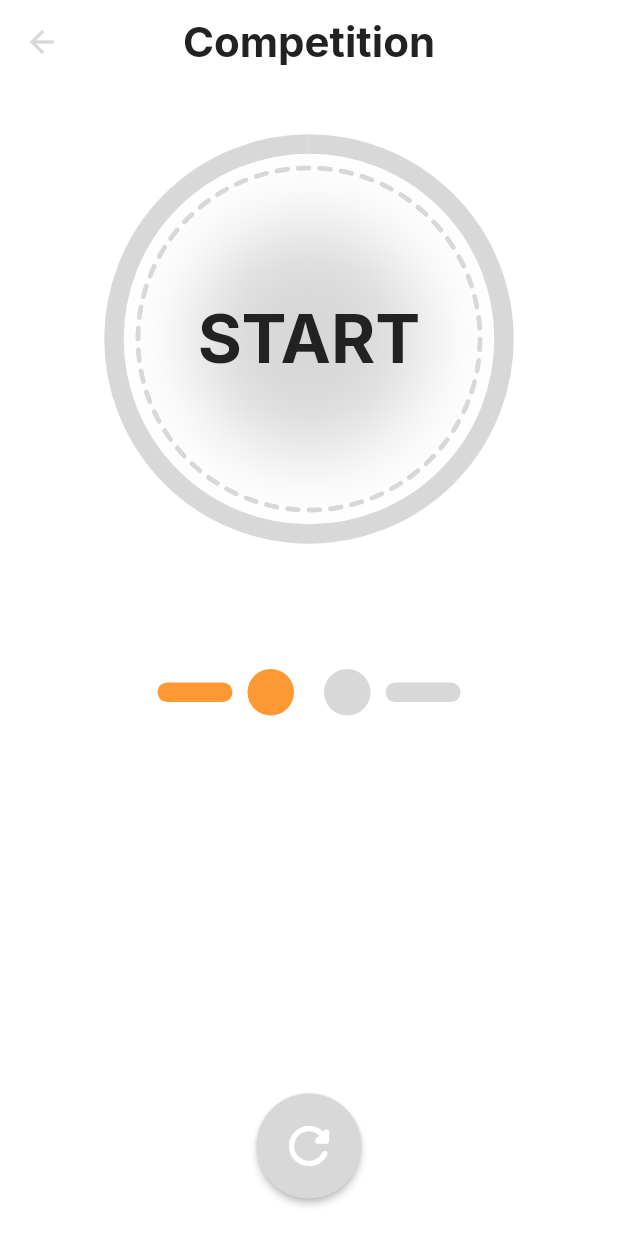
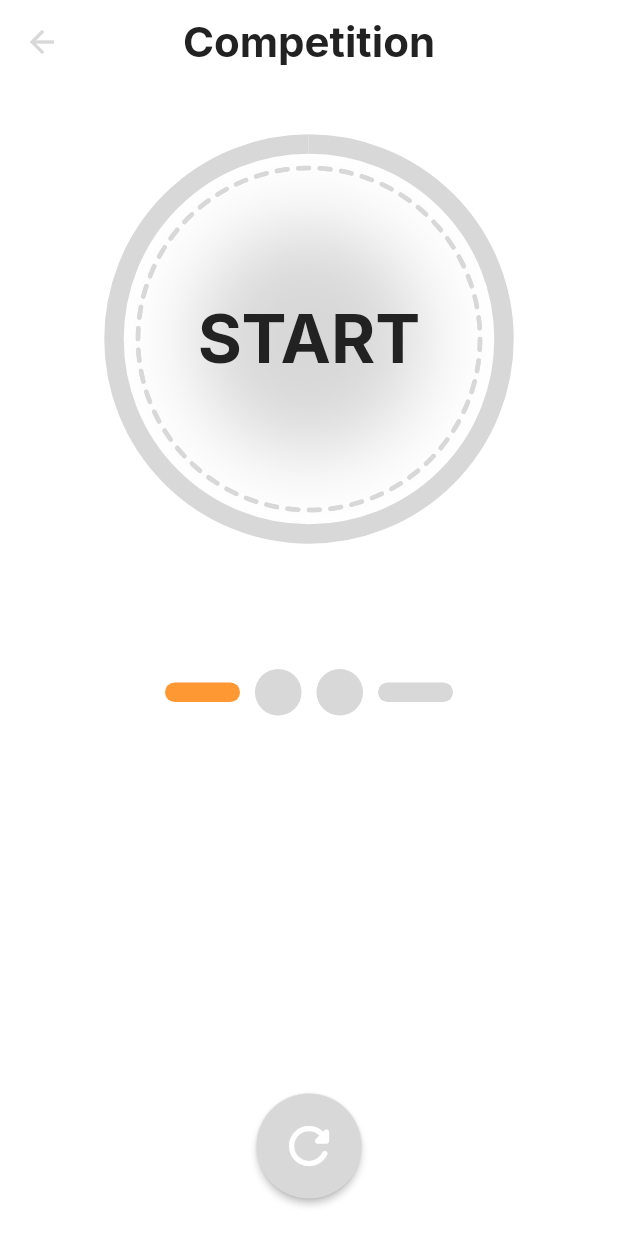
Before and after one commit to ArmFightHelper/ArmFightFlutterApp, a Flutter app: the CompetitionScreen screen opened directly, after a tap on "START", after a tap on the "refresh" icon, on a phone screen of 412 x 824 dp. Run offline on Flutter 3.47's test engine with Material 3 defaults, Android fonts, the phone set to English and light mode, and no system bars; our stand-ins replace flutter_riverpod, google_fonts; missing offline and left inert: pausable_timer.

Commit message:
+ Round indicator and progression ~ Improved naming ~ Phase controller state fix - Unused imports

```diff
--- a/lib/constants.dart
+++ b/lib/constants.dart
@@ -1,7 +1,6 @@
 import 'dart:ui';
 
 import 'package:arm_fight_helper/theme.dart';
-import 'package:flutter/cupertino.dart';
 import 'package:flutter/material.dart';
 
 enum Phases {
--- a/lib/providers/indicator_phase.dart
+++ b/lib/providers/phase_controller.dart
@@ -1,16 +1,27 @@
+import 'package:arm_fight_helper/providers/rounds_controller.dart';
 import 'package:flutter/material.dart';
 import 'package:arm_fight_helper/constants.dart';
 import 'package:flutter_riverpod/flutter_riverpod.dart';
 
 final startIndicatorPhaseProvider = ChangeNotifierProvider<StartIndicatorPhaseNotifier>((ref) {
-  return StartIndicatorPhaseNotifier();
+  return StartIndicatorPhaseNotifier(ref.watch(roundsControllerProvider));
 });
 
 class StartIndicatorPhaseNotifier extends ChangeNotifier {
   static const List<Phases> phasesSequence = [Phases.start, Phases.preparation, Phases.ready, Phases.go];
   int _currentPhaseIndex = 0;
+  final RoundsController _roundsController;
+  bool _isDisposed = false;
 
   get currentPhase => phasesSequence[_currentPhaseIndex];
+
+  StartIndicatorPhaseNotifier(this._roundsController);
+
+  @override
+  void dispose() {
+    _isDisposed = true;
+    super.dispose();
+  }
 
   void nextPhase() {
     if (_currentPhaseIndex + 1 >= phasesSequence.length) {
@@ -18,7 +29,7 @@ class StartIndicatorPhaseNotifier extends ChangeNotifier {
     }
 
     _currentPhaseIndex++;
-    notifyListeners();
+    _safeNotifyListeners();
   }
 
   void previousPhase() {
@@ -27,11 +38,23 @@ class StartIndicatorPhaseNotifier extends ChangeNotifier {
     }
 
     _currentPhaseIndex--;
-    notifyListeners();
+    _safeNotifyListeners();
   }
 
-  void reset() {
+  void endCurrentRound() {
     _currentPhaseIndex = 0;
-    notifyListeners();
+    _roundsController.endRound(winner: "winner");
+    _safeNotifyListeners();
+  }
+
+  void resetRound() {
+    _currentPhaseIndex = 0;
+    _safeNotifyListeners();
+  }
+
+  void _safeNotifyListeners() {
+    if (!_isDisposed) {
+      notifyListeners();
+    }
   }
 }
--- /dev/null
+++ b/lib/providers/rounds_controller.dart
@@ -0,0 +1,47 @@
+import 'package:flutter/material.dart';
+import 'package:flutter_riverpod/flutter_riverpod.dart';
+import '../models/round_model.dart';
+
+final roundsControllerProvider = ChangeNotifierProvider<RoundsController>((ref) {
+  return RoundsController(roundsNum: 2);
+});
+
+class RoundsController extends ChangeNotifier {
+  final List<Round> _rounds = [];
+  late int _currentRoundIndex;
+
+  RoundsController({required int roundsNum}) {
+    _currentRoundIndex = 0;
+    for (int i = 0; i < roundsNum; i++) {
+      _rounds.add(Round(false, "None"));
+    }
+  }
+
+  int get currentRoundIndex => _currentRoundIndex;
+  int get roundsNum => _rounds.length;
+
+  // TODO: initialize rounds with constructor (parse roundsNum from settings)
+
+  Round getRound(int index) {
+    return _rounds[index];
+  }
+
+  // void initialize({required int roundsNum}) {
+  //   print("init");
+  //   _currentRoundIndex = 0;
+  //   for (int i = 0; i < roundsNum; i++) {
+  //     _rounds.add(Round(false, "None"));
+  //   }
+  // }
+
+  void endRound({required String winner}) {
+    _rounds[_currentRoundIndex].isEnded = true;
+    _rounds[_currentRoundIndex].winner = winner;
+    _currentRoundIndex++;
+    notifyListeners();
+  }
+
+
+
+
+}
--- a/lib/providers/timer.dart
+++ b/lib/providers/timer_controller.dart
@@ -1,8 +1,8 @@
-import 'package:arm_fight_helper/providers/random_timer.dart';
+import 'package:arm_fight_helper/providers/random_timer_controller.dart';
 import 'package:flutter/material.dart';
 import 'package:flutter_riverpod/flutter_riverpod.dart';
 import 'package:pausable_timer/pausable_timer.dart';
-import 'indicator_phase.dart';
+import 'phase_controller.dart';
 
 final timerProvider = ChangeNotifierProvider<TimerNotifier>((ref) {
   return TimerNotifier(
--- a/lib/screeens/competition_screen.dart
+++ b/lib/screeens/competition_screen.dart
@@ -1,10 +1,10 @@
-import 'package:arm_fight_helper/widgets/pause_button.dart';
-import 'package:arm_fight_helper/widgets/rounds.dart';
+import 'package:arm_fight_helper/widgets/restart_button_widget.dart';
+import 'package:arm_fight_helper/widgets/rounds_indicator_widget.dart';
 import 'package:flutter/material.dart';
 import 'package:flutter/src/widgets/framework.dart';
 import 'package:flutter_riverpod/flutter_riverpod.dart';
 import 'package:google_fonts/google_fonts.dart';
-import 'package:arm_fight_helper/widgets/start_indicator.dart';
+import 'package:arm_fight_helper/widgets/start_indicator_widget.dart';
 
 class CompetitionScreen extends ConsumerWidget {
   const CompetitionScreen({super.key});
--- a/lib/src/colors.dart
+++ b/lib/src/colors.dart
@@ -1,5 +1,4 @@
 import 'dart:ui';
-import 'package:flutter/cupertino.dart';
 import 'package:flutter/material.dart';
 
 abstract class DarkThemeColors {
--- a/lib/widgets/pause_button.dart
+++ b/lib/widgets/restart_button_widget.dart
@@ -1,7 +1,7 @@
-import 'package:arm_fight_helper/providers/indicator_phase.dart';
-import 'package:arm_fight_helper/providers/timer.dart';
+import 'package:arm_fight_helper/providers/phase_controller.dart';
+import 'package:arm_fight_helper/providers/random_timer_controller.dart';
+import 'package:arm_fight_helper/providers/timer_controller.dart';
 import 'package:flutter/material.dart';
-import 'package:flutter/src/widgets/framework.dart';
 import 'package:flutter_riverpod/flutter_riverpod.dart';
 
 import '../constants.dart';
@@ -20,12 +20,12 @@ class PauseButtonWidget extends ConsumerWidget {
           switch (currentPhase) {
             case Phases.preparation:
               ref.read(timerProvider).stopTimer();
-              ref.read(startIndicatorPhaseProvider).reset();
+              ref.read(startIndicatorPhaseProvider).resetRound();
               break;
             case Phases.ready:
               break;
             case Phases.go:
-              ref.read(startIndicatorPhaseProvider).reset();
+              ref.read(startIndicatorPhaseProvider).endCurrentRound();
               break;
             default:
               break;
--- a/lib/widgets/rounds.dart
+++ /dev/null
@@ -1,80 +0,0 @@
-import 'package:arm_fight_helper/theme.dart';
-import 'package:flutter/cupertino.dart';
-import 'package:flutter/material.dart';
-import 'package:flutter/src/widgets/framework.dart';
-import 'package:flutter_riverpod/flutter_riverpod.dart';
-
-class RoundsWidget extends ConsumerWidget {
-  const RoundsWidget({super.key});
-
-  @override
-  Widget build(BuildContext context, WidgetRef ref) {
-    return Padding(
-      padding: const EdgeInsets.fromLTRB(20, 90, 20, 0),
-      child: Row(
-        mainAxisSize: MainAxisSize.min,
-
-        children: [
-          Container(
-            width: 50,
-            height: 13,
-            decoration: BoxDecoration(
-              border: Border.all(
-                color: Colors.transparent
-              ),
-              borderRadius: BorderRadius.circular(15),
-              color: Theme.of(context).extension<ThemeColors>()!.readyColor
-            ),
-          ),
-
-          const SizedBox(width: 10),
-
-          Row(
-            children: [
-              Container(
-                width: 31,
-                height: 31,
-                decoration: BoxDecoration(
-                  shape: BoxShape.circle,
-                  color: Theme.of(context).extension<ThemeColors>()!.readyColor
-                ),
-              ),
-
-              const SizedBox(width: 20),
-
-              Container(
-                width: 31,
-                height: 31,
-                decoration: BoxDecoration(
-                    shape: BoxShape.circle,
-                    color: Theme.of(context).colorScheme.onSurface
-                ),
-              ),
-            ],
-
-
-          ),
-
-          const SizedBox(width: 10),
-          Container(
-            width: 50,
-            height: 13,
-            decoration: BoxDecoration(
-                border: Border.all(
-                    color: Colors.transparent
-                ),
-                borderRadius: BorderRadius.circular(15),
-                color: Theme.of(context).colorScheme.onSurface
-            ),
-          ),
-
-
-        ],
-
-
-      ),
-
-    );
-  }
-
-}
--- /dev/null
+++ b/lib/widgets/rounds_indicator_widget.dart
@@ -0,0 +1,106 @@
+import 'package:arm_fight_helper/providers/rounds_controller.dart';
+import 'package:arm_fight_helper/theme.dart';
+import 'package:flutter/material.dart';
+import 'package:flutter_riverpod/flutter_riverpod.dart';
+
+class RoundsWidget extends ConsumerWidget {
+  const RoundsWidget({super.key});
+
+  @override
+  Widget build(BuildContext context, WidgetRef ref) {
+    int roundsNum = 2;
+
+    // ref.read(roundsControllerProvider).initialize(roundsNum: roundsNum);
+
+    return Padding(
+      padding: const EdgeInsets.fromLTRB(20, 90, 20, 0),
+      child: Row(
+        mainAxisSize: MainAxisSize.min,
+
+        children: [
+          Container(
+            width: 50,
+            height: 13,
+            decoration: BoxDecoration(
+              border: Border.all(
+                color: Colors.transparent
+              ),
+              borderRadius: BorderRadius.circular(15),
+              color: Theme.of(context).extension<ThemeColors>()!.readyColor
+            ),
+          ),
+
+          const SizedBox(width: 10),
+
+          Wrap(
+            spacing: 10,
+            children: List<Widget>.generate(
+                roundsNum,
+                (int index) {
+                  return Container(
+                    width: 31,
+                    height: 31,
+                    decoration: BoxDecoration(
+                        shape: BoxShape.circle,
+                        color: ref.watch(roundsControllerProvider).getRound(index).isEnded
+                            ? Theme.of(context).extension<ThemeColors>()!.readyColor
+                            : Theme.of(context).colorScheme.onSurface
+                    ),
+
+                  );
+
+                }
+            ),
+          ),
+
+          // Row(
+          //   children: [
+          //     Container(
+          //       width: 31,
+          //       height: 31,
+          //       decoration: BoxDecoration(
+          //         shape: BoxShape.circle,
+          //         color: Theme.of(context).extension<ThemeColors>()!.readyColor
+          //       ),
+          //     ),
+          //
+          //     const SizedBox(width: 20),
+          //
+          //     Container(
+          //       width: 31,
+          //       height: 31,
+          //       decoration: BoxDecoration(
+          //           shape: BoxShape.circle,
+          //           color: Theme.of(context).colorScheme.onSurface
+          //       ),
+          //     ),
+          //   ],
+          //
+          //
+          // ),
+
+          const SizedBox(width: 10),
+          Container(
+            width: 50,
+            height: 13,
+            decoration: BoxDecoration(
+                border: Border.all(
+                    color: Colors.transparent
+                ),
+                borderRadius: BorderRadius.circular(15),
+                color: ref.watch(roundsControllerProvider).currentRoundIndex == ref.watch(roundsControllerProvider).roundsNum
+                    ? Theme.of(context).extension<ThemeColors>()!.readyColor
+                    : Theme.of(context).colorScheme.onSurface
+            ),
+          ),
+
+
+        ],
+
+
+      ),
+
+    );
+  }
+
+}
--- a/lib/widgets/start_indicator.dart
+++ b/lib/widgets/start_indicator_widget.dart
@@ -1,6 +1,7 @@
 import 'dart:math';
-import 'package:arm_fight_helper/providers/indicator_phase.dart';
-import 'package:arm_fight_helper/providers/timer.dart';
+import 'package:arm_fight_helper/providers/phase_controller.dart';
+import 'package:arm_fight_helper/providers/rounds_controller.dart';
+import 'package:arm_fight_helper/providers/timer_controller.dart';
 import 'package:flutter/src/widgets/framework.dart';
 import 'package:flutter_riverpod/flutter_riverpod.dart';
 import 'package:flutter/material.dart';
@@ -17,7 +18,9 @@ class StartIndicatorWidget extends ConsumerWidget {
   Widget build(BuildContext context, WidgetRef ref) {
     return GestureDetector(
       onTap: () {
-        if (ref.watch(startIndicatorPhaseProvider).currentPhase == Phases.start) {
+        if (ref.watch(startIndicatorPhaseProvider).currentPhase == Phases.start
+            && ref.watch(roundsControllerProvider).currentRoundIndex != ref.watch(roundsControllerProvider).roundsNum
+        ) {
           ref.read(startIndicatorPhaseProvider).nextPhase();
           ref.read(timerProvider).startTimer();
         }
```
Also changed, not shown: lib/models/round_model.dart (added, +7 -0 lines), lib/providers/random_timer_controller.dart (renamed from lib/providers/random_timer.dart, +5 -5 lines).
